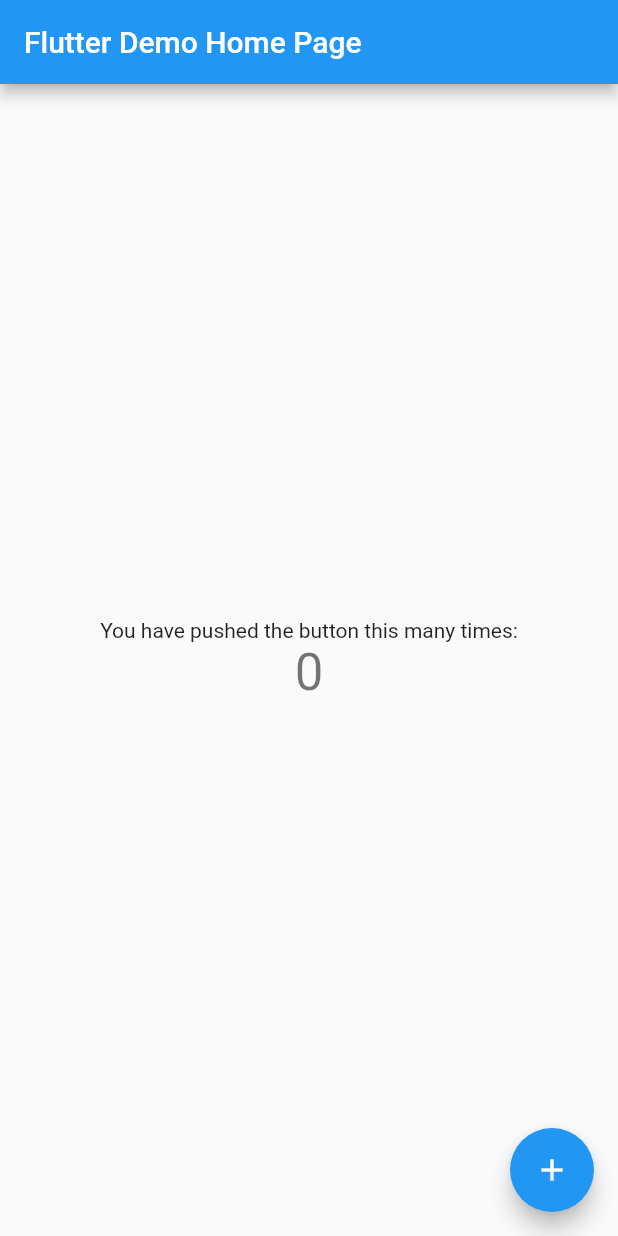
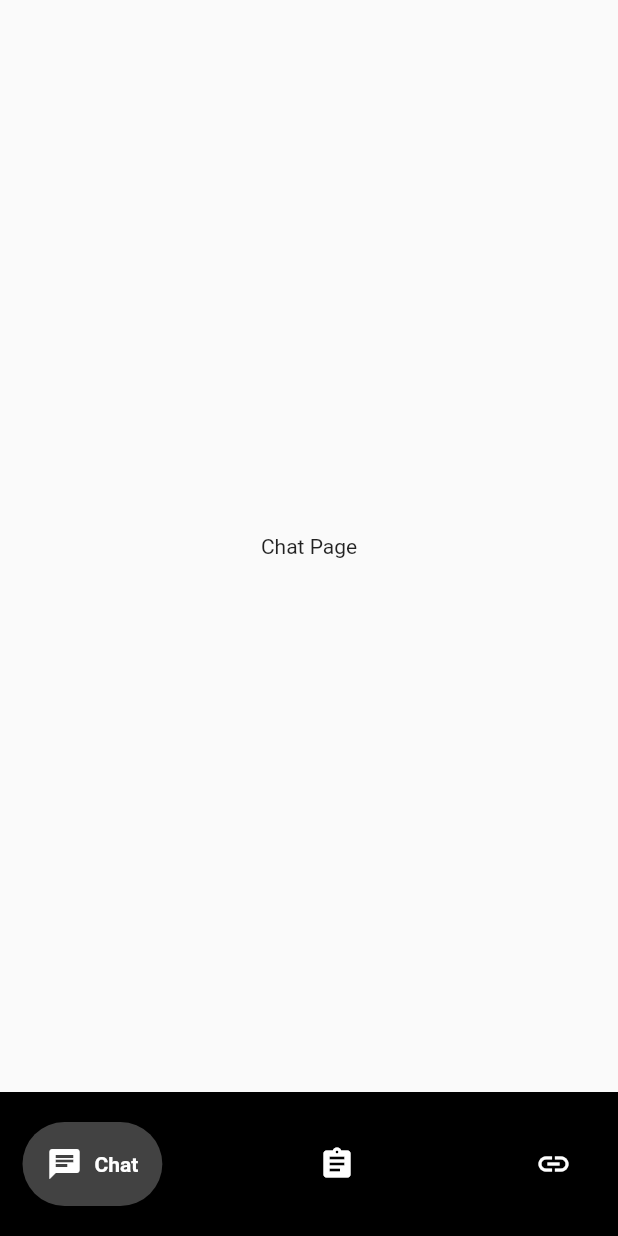
Before and after one commit to tyler-belyeu/COMP589-G1, a Flutter app: the screen it shows after launch, on a phone screen of 412 x 824 dp. Run offline on Flutter 3.47's test engine with Material 2 defaults, Android fonts, the phone set to English and light mode, and no system bars; drawn by our look-alikes of google_nav_bar.

Commit message:
app skeleton built

```diff
--- /dev/null
+++ b/my_app/lib/Chat/chat.dart
@@ -0,0 +1,12 @@
+import 'package:flutter/material.dart';
+
+class Chat extends StatelessWidget {
+  const Chat({super.key});
+
+  @override
+  Widget build(BuildContext context) {
+    return const Center(
+      child: Text('Chat Page'),
+    );
+  }
+}
--- /dev/null
+++ b/my_app/lib/Documents/documents.dart
@@ -0,0 +1,12 @@
+import 'package:flutter/material.dart';
+
+class Docs extends StatelessWidget {
+  const Docs({super.key});
+
+  @override
+  Widget build(BuildContext context) {
+    return const Center(
+      child: Text('Documents Page'),
+    );
+  }
+}
--- /dev/null
+++ b/my_app/lib/Links/links.dart
@@ -0,0 +1,12 @@
+import 'package:flutter/material.dart';
+
+class Links extends StatelessWidget {
+  const Links({super.key});
+
+  @override
+  Widget build(BuildContext context) {
+    return const Center(
+      child: Text('Links Page'),
+    );
+  }
+}
--- a/my_app/lib/main.dart
+++ b/my_app/lib/main.dart
@@ -1,4 +1,6 @@
 import 'package:flutter/material.dart';
+
+import 'package:my_app/nav.dart';
 
 void main() {
   runApp(const MyApp());
@@ -7,109 +9,10 @@ void main() {
 class MyApp extends StatelessWidget {
   const MyApp({super.key});
 
-  // This widget is the root of your application.
   @override
   Widget build(BuildContext context) {
-    return MaterialApp(
-      title: 'Flutter Demo',
-      theme: ThemeData(
-        // This is the theme of your application.
-        //
-        // Try running your application with "flutter run". You'll see the
-        // application has a blue toolbar. Then, without quitting the app, try
-        // changing the primarySwatch below to Colors.green and then invoke
-        // "hot reload" (press "r" in the console where you ran "flutter run",
-        // or simply save your changes to "hot reload" in a Flutter IDE).
-        // Notice that the counter didn't reset back to zero; the application
-        // is not restarted.
-        primarySwatch: Colors.blue,
-      ),
-      home: const MyHomePage(title: 'Flutter Demo Home Page'),
+    return const MaterialApp(
+      home: Nav(),
     );
   }
 }
-
-class MyHomePage extends StatefulWidget {
-  const MyHomePage({super.key, required this.title});
-
-  // This widget is the home page of your application. It is stateful, meaning
-  // that it has a State object (defined below) that contains fields that affect
-  // how it looks.
-
-  // This class is the configuration for the state. It holds the values (in this
-  // case the title) provided by the parent (in this case the App widget) and
-  // used by the build method of the State. Fields in a Widget subclass are
-  // always marked "final".
-
-  final String title;
-
-  @override
-  State<MyHomePage> createState() => _MyHomePageState();
-}
-
-class _MyHomePageState extends State<MyHomePage> {
-  int _counter = 0;
-
-  void _incrementCounter() {
-    setState(() {
-      // This call to setState tells the Flutter framework that something has
-      // changed in this State, which causes it to rerun the build method below
-      // so that the display can reflect the updated values. If we changed
-      // _counter without calling setState(), then the build method would not be
-      // called again, and so nothing would appear to happen.
-      _counter++;
-    });
-  }
-
-  @override
-  Widget build(BuildContext context) {
-    // This method is rerun every time setState is called, for instance as done
-    // by the _incrementCounter method above.
-    //
-    // The Flutter framework has been optimized to make rerunning build methods
-    // fast, so that you can just rebuild anything that needs updating rather
-    // than having to individually change instances of widgets.
-    return Scaffold(
-      appBar: AppBar(
-        // Here we take the value from the MyHomePage object that was created by
-        // the App.build method, and use it to set our appbar title.
-        title: Text(widget.title),
-      ),
-      body: Center(
-        // Center is a layout widget. It takes a single child and positions it
-        // in the middle of the parent.
-        child: Column(
-          // Column is also a layout widget. It takes a list of children and
-          // arranges them vertically. By default, it sizes itself to fit its
-          // children horizontally, and tries to be as tall as its parent.
-          //
-          // Invoke "debug painting" (press "p" in the console, choose the
-          // "Toggle Debug Paint" action from the Flutter Inspector in Android
-          // Studio, or the "Toggle Debug Paint" command in Visual Studio Code)
-          // to see the wireframe for each widget.
-          //
-          // Column has various properties to control how it sizes itself and
-          // how it positions its children. Here we use mainAxisAlignment to
-          // center the children vertically; the main axis here is the vertical
-          // axis because Columns are vertical (the cross axis would be
-          // horizontal).
-          mainAxisAlignment: MainAxisAlignment.center,
-          children: <Widget>[
-            const Text(
-              'You have pushed the button this many times:',
-            ),
-            Text(
-              '$_counter',
-              style: Theme.of(context).textTheme.headline4,
-            ),
-          ],
-        ),
-      ),
-      floatingActionButton: FloatingActionButton(
-        onPressed: _incrementCounter,
-        tooltip: 'Increment',
-        child: const Icon(Icons.add),
-      ), // This trailing comma makes auto-formatting nicer for build methods.
-    );
-  }
-}
--- /dev/null
+++ b/my_app/lib/nav.dart
@@ -0,0 +1,65 @@
+import 'package:flutter/material.dart';
+import 'package:google_nav_bar/google_nav_bar.dart';
+
+import 'package:my_app/Chat/chat.dart';
+import 'package:my_app/Documents/documents.dart';
+import 'package:my_app/Links/links.dart';
+
+class Nav extends StatefulWidget {
+  const Nav({super.key});
+
+  @override
+  State<Nav> createState() => _NavState();
+}
+
+class _NavState extends State<Nav> {
+  int _selectedIndex = 0;
+  final List<Widget> _widgetOptions = <Widget>[
+    const Chat(),
+    const Docs(),
+    const Links()
+  ];
+
+  void _onItemTap(int index) {
+    setState(() {
+      _selectedIndex = index;
+    });
+  }
+
+  @override
+  Widget build(BuildContext context) {
+    return Scaffold(
+      body: Center(child: _widgetOptions.elementAt(_selectedIndex)),
+      bottomNavigationBar: Container(
+        color: Colors.black,
+        child: Padding(
+          padding: const EdgeInsets.symmetric(horizontal: 15.0, vertical: 20.0),
+          child: GNav(
+            backgroundColor: Colors.black,
+            color: Colors.white,
+            activeColor: Colors.white,
+            tabBackgroundColor: Colors.grey.shade800,
+            gap: 8,
+            padding: const EdgeInsets.all(16),
+            tabs: const [
+              GButton(
+                icon: Icons.chat,
+                text: "Chat",
+              ),
+              GButton(
+                icon: Icons.assignment,
+                text: "Docs",
+              ),
+              GButton(
+                icon: Icons.link,
+                text: "Links",
+              )
+            ],
+            selectedIndex: _selectedIndex,
+            onTabChange: _onItemTap,
+          ),
+        ),
+      ),
+    );
+  }
+}
--- a/my_app/pubspec.yaml
+++ b/my_app/pubspec.yaml
@@ -36,6 +36,7 @@ dependencies:
   # The following adds the Cupertino Icons font to your application.
   # Use with the CupertinoIcons class for iOS style icons.
   cupertino_icons: ^1.0.2
+  google_nav_bar: ^5.0.6
 
 dev_dependencies:
   flutter_test:
```
Also changed, not shown: my_app/pubspec.lock, 1 other file.
